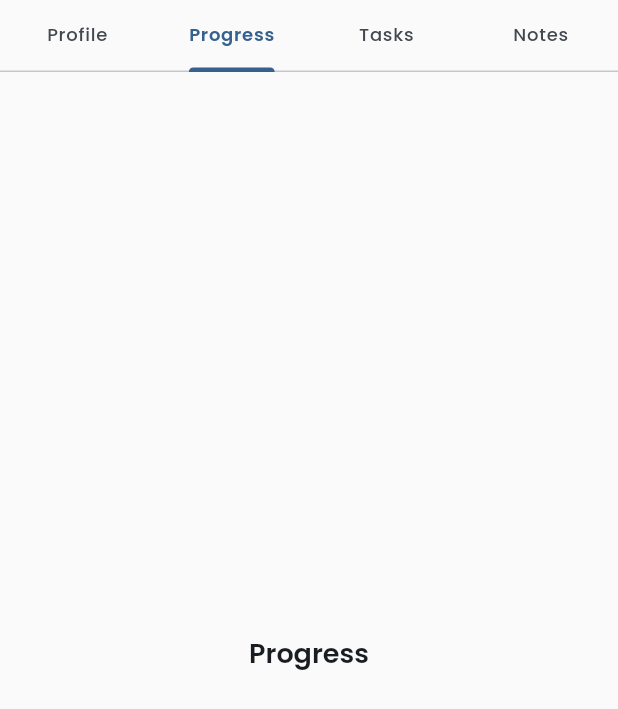
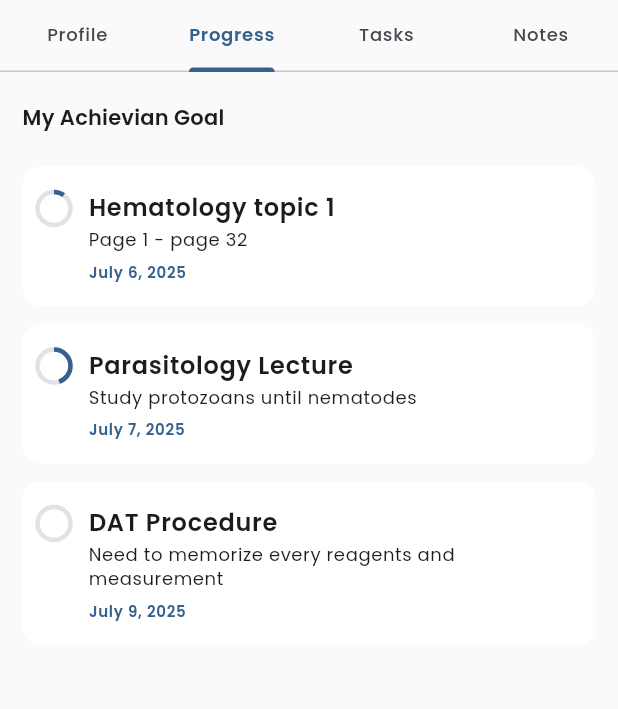
Before and after one commit to carlkelvin8/Achievia, a Flutter app: the ProfileScreen screen opened by its route, tab 2 chosen, on a phone screen of 412 x 824 dp. Shown: the top 709 px of the screen. Run offline on Flutter 3.47's test engine with Material 3 defaults, Android fonts, the phone set to English and light mode, and no system bars; our stand-ins replace flutter_riverpod, font_awesome_flutter, get_it, google_fonts, shared_preferences; accounts and stored records are empty; network calls fail; statements that could not run were skipped.

Commit message:
added progres screen

```diff
--- a/lib/core/constants/routers/app_router.dart
+++ b/lib/core/constants/routers/app_router.dart
@@ -11,6 +11,7 @@ import 'package:achievia/presentation/screens/settings/settings_screen.dart';
 import 'package:achievia/presentation/screens/notifications/notifications_screen.dart';
 import 'package:achievia/presentation/screens/settings/examination/examination_screen.dart';
 import 'package:achievia/presentation/screens/settings/pomodoro_timer/pomodoro_timer_screen.dart';
+import 'package:achievia/presentation/screens/screen_contents/progress_screen_content.dart';
 import 'route_constants.dart';
 
 class AppRouter {
@@ -89,6 +90,12 @@ class AppRouter {
           settings: settings,
         );
 
+      case RouteConstants.progress:
+        return MaterialPageRoute(
+          builder: (_) => const ProgressScreenContent(),
+          settings: settings,
+        );
+
       default:
         return MaterialPageRoute(
           builder: (_) => const MainScreen(),
--- a/lib/core/constants/routers/navigation_service.dart
+++ b/lib/core/constants/routers/navigation_service.dart
@@ -93,4 +93,7 @@ class NavigationService {
   static Future<dynamic> goToPomodoroTimer() {
     return pushNamed(RouteConstants.pomodoroTimer);
   }
+  static Future<dynamic> goToProgress() {
+    return pushNamed(RouteConstants.progress);
+  }
 }
--- a/lib/core/constants/routers/route_constants.dart
+++ b/lib/core/constants/routers/route_constants.dart
@@ -18,4 +18,5 @@ class RouteConstants {
   static const String forgotPassword = '/forgot-password';
   static const String signUp = '/sign-up';
   static const String pomodoroTimer = '/pomodoro-timer';
+  static const String progress = '/progress';
 }
--- a/lib/core/utils/helpers.dart
+++ b/lib/core/utils/helpers.dart
@@ -2,6 +2,7 @@ import 'package:achievia/domain/entities/examination_results_entity.dart';
 import 'package:achievia/domain/entities/pdf_entity.dart';
 import 'package:achievia/domain/entities/reminders_entity.dart';
 import 'package:flutter/material.dart';
+import 'package:achievia/domain/entities/progress_entity.dart';
 
 final List<ExaminationResult> results = [
   ExaminationResult(
@@ -17,7 +18,6 @@ final List<ExaminationResult> results = [
     passingScore: 75.0,
   ),
 ];
-
 
 final List<RemindersEntity> reminders = [
   RemindersEntity(
@@ -36,7 +36,6 @@ final List<RemindersEntity> reminders = [
     '2',
   ),
 ];
-
 
 final List<Map<String, dynamic>> messages = [
   {
@@ -93,3 +92,25 @@ final List<PdfEntity> list3 = [
   PdfEntity(text: 'Blood Banking'),
   PdfEntity(text: 'Histopathology'),
 ];
+
+// Demo data for Progress screen
+const List<ProgressEntity> demoProgressItems = [
+  ProgressEntity(
+    title: 'Hematology topic 1',
+    subtitle: 'Page 1 - page 32',
+    dueDateLabel: 'July 6, 2025',
+    progress: 0.1,
+  ),
+  ProgressEntity(
+    title: 'Parasitology Lecture',
+    subtitle: 'Study protozoans until nematodes',
+    dueDateLabel: 'July 7, 2025',
+    progress: 0.45,
+  ),
+  ProgressEntity(
+    title: 'DAT Procedure',
+    subtitle: 'Need to memorize every reagents and measurement',
+    dueDateLabel: 'July 9, 2025',
+    progress: 0.0,
+  ),
+];
--- /dev/null
+++ b/lib/domain/entities/progress_entity.dart
@@ -0,0 +1,13 @@
+class ProgressEntity {
+  final String title;
+  final String? subtitle;
+  final String dueDateLabel;
+  final double progress; // 0.0 - 1.0
+
+  const ProgressEntity({
+    required this.title,
+    this.subtitle,
+    required this.dueDateLabel,
+    required this.progress,
+  });
+}
--- /dev/null
+++ b/lib/presentation/screens/screen_contents/progress_screen_content.dart
@@ -0,0 +1,133 @@
+import 'package:achievia/core/constants/app_paddings.dart';
+import 'package:achievia/core/constants/widget_paddings.dart';
+import 'package:flutter/material.dart';
+import 'package:flutter_riverpod/flutter_riverpod.dart';
+import 'package:achievia/domain/entities/progress_entity.dart';
+import 'package:achievia/core/utils/helpers.dart';
+
+class ProgressScreenContent extends ConsumerWidget {
+  const ProgressScreenContent({super.key});
+
+  @override
+  Widget build(BuildContext context, WidgetRef ref) {
+    final theme = Theme.of(context);
+    final items =
+        demoProgressItems; // Replace with provider-backed list when ready
+
+    return Scaffold(
+      body: SingleChildScrollView(
+        child: Padding(
+          padding: level2,
+          child: Column(
+            crossAxisAlignment: CrossAxisAlignment.start,
+            children: [
+              Text(
+                'My Achievian Goal',
+                style: theme.textTheme.titleMedium?.copyWith(
+                  fontWeight: FontWeight.w600,
+                ),
+              ),
+              const SizedBox(height: 10),
+              ...items.map((e) => _ProgressCard(item: e)),
+            ],
+          ),
+        ),
+      ),
+    );
+  }
+}
+
+class _ProgressCard extends StatelessWidget {
+  final ProgressEntity item;
+  const _ProgressCard({required this.item});
+
+  @override
+  Widget build(BuildContext context) {
+    final theme = Theme.of(context);
+    return Container(
+      margin: const EdgeInsets.only(top: 12),
+      padding: level2_widget,
+      decoration: BoxDecoration(
+        color: theme.colorScheme.onSecondary,
+        borderRadius: const BorderRadius.all(Radius.circular(12)),
+      ),
+      child: Row(
+        crossAxisAlignment: CrossAxisAlignment.start,
+        children: [
+          Padding(
+            padding: const EdgeInsets.only(top: 2.0),
+            child: _CircleProgress(value: item.progress),
+          ),
+          const SizedBox(width: 12),
+          Expanded(
+            child: Column(
+              crossAxisAlignment: CrossAxisAlignment.start,
+              children: [
+                Text(
+                  item.title,
+                  style: theme.textTheme.bodyLarge?.copyWith(
+                    fontWeight: FontWeight.w600,
+                  ),
+                ),
+                if (item.subtitle != null) ...[
+                  const SizedBox(height: 2),
+                  Text(
+                    item.subtitle!,
+                    style: theme.textTheme.bodySmall,
+                    maxLines: 2,
+                    overflow: TextOverflow.ellipsis,
+                  ),
+                ],
+                const SizedBox(height: 6),
+                Text(
+                  item.dueDateLabel,
+                  style: theme.textTheme.labelSmall?.copyWith(
+                    color: theme.colorScheme.primary,
+                    fontWeight: FontWeight.w600,
+                  ),
+                ),
+              ],
+            ),
+          ),
+        ],
+      ),
+    );
+  }
+}
+
+class _CircleProgress extends StatelessWidget {
+  final double value;
+  const _CircleProgress({required this.value});
+
+  @override
+  Widget build(BuildContext context) {
+    final theme = Theme.of(context);
+    return SizedBox(
+      width: 22,
+      height: 22,
+      child: Stack(
+        alignment: Alignment.center,
+        children: [
+          CircularProgressIndicator(
+            value: value.clamp(0.0, 1.0),
+            strokeWidth: 3,
+            backgroundColor: theme.colorScheme.surfaceContainerHighest,
+            valueColor: AlwaysStoppedAnimation<Color>(
+              theme.colorScheme.primary,
+            ),
+          ),
+          Container(
+            width: 10,
+            height: 10,
+            decoration: BoxDecoration(
+              color: theme.colorScheme.onSecondary,
+              shape: BoxShape.circle,
+            ),
+          ),
+        ],
+      ),
+    );
+  }
+}
+
+// Demo items moved to helpers.dart: demoProgressItems
--- a/lib/presentation/widgets/grids/grid_badges.dart
+++ b/lib/presentation/widgets/grids/grid_badges.dart
@@ -16,9 +16,16 @@ class GridBadges extends StatelessWidget {
       crossAxisAlignment: CrossAxisAlignment.start,
       children: [
         Center(
-          child: ReusableButton(title: 'Mock Boards', onPressed: (){}, width: 200, height: 50, backgroundColor: const Color.fromARGB(255, 43, 221, 221), textColor: Colors.white,),
+          child: ReusableButton(
+            title: 'Mock Boards',
+            onPressed: () {},
+            width: 200,
+            height: 30,
+            backgroundColor: theme.colorScheme.primary,
+            textColor: Colors.white,
+          ),
         ),
-        const SizedBox(height: 24,),
+        const SizedBox(height: 24),
         Text(
           text,
           style: theme.textTheme.bodyMedium?.copyWith(
@@ -37,14 +44,11 @@ class GridBadges extends StatelessWidget {
             mainAxisSpacing: 12,
             childAspectRatio: 1, // ensures all squares
           ),
-          itemBuilder: (context, index) => PdfBadge(
-            tabType: 'questions',
-            text: list2[index].text,
-          ),
+          itemBuilder: (context, index) =>
+              PdfBadge(tabType: 'questions', text: list2[index].text),
         ),
 
         const SizedBox(height: 24), // spacing between first and second grids
-
         // ---------- SECOND DAY ----------
         Text(
           text2,
@@ -65,10 +69,8 @@ class GridBadges extends StatelessWidget {
             mainAxisSpacing: 12,
             childAspectRatio: 1,
           ),
-          itemBuilder: (context, index) => PdfBadge(
-            tabType: 'questions',
-            text: list3[index].text,
-          ),
+          itemBuilder: (context, index) =>
+              PdfBadge(tabType: 'questions', text: list3[index].text),
         ),
       ],
     );
--- a/lib/presentation/widgets/tabs/profile/tab_bar_profile.dart
+++ b/lib/presentation/widgets/tabs/profile/tab_bar_profile.dart
@@ -1,5 +1,6 @@
 import 'package:achievia/presentation/screens/screen_contents/profile_screen_content.dart';
 import 'package:achievia/presentation/screens/screen_contents/task_screen_content.dart';
+import 'package:achievia/presentation/screens/screen_contents/progress_screen_content.dart';
 import 'package:flutter/material.dart';
 
 class TabBarProfile extends StatefulWidget {
@@ -52,14 +53,7 @@ class _TabBarProfileState extends State<TabBarProfile>
             controller: _controller,
             children: [
               ProfileScreenContent(),
-              Center(
-                child: Text(
-                  'Progress',
-                  style: Theme.of(context).textTheme.headlineSmall?.copyWith(
-                    color: Theme.of(context).colorScheme.onSurface,
-                  ),
-                ),
-              ),
+              ProgressScreenContent(),
               TaskScreenContent(),
               Center(
                 child: Text(
```
Lines whose indentation alone changed are shown as unchanged.
